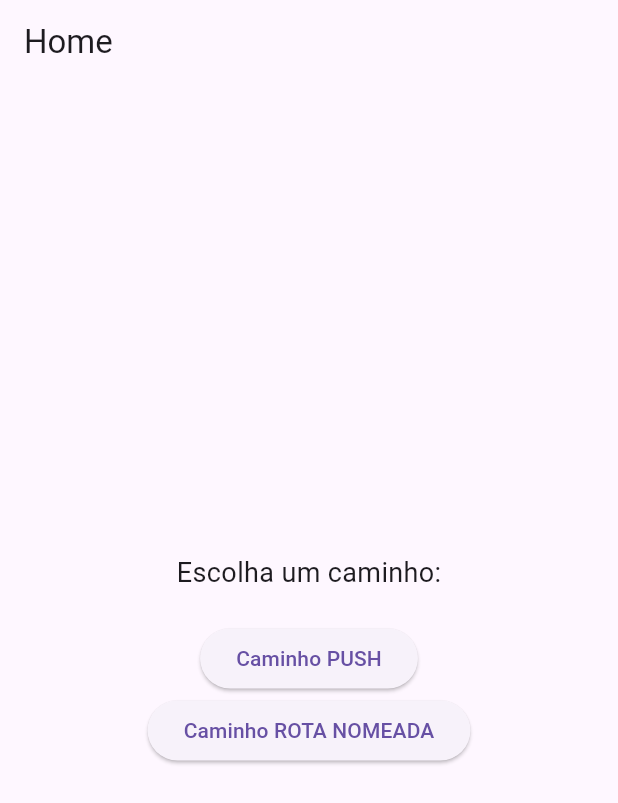
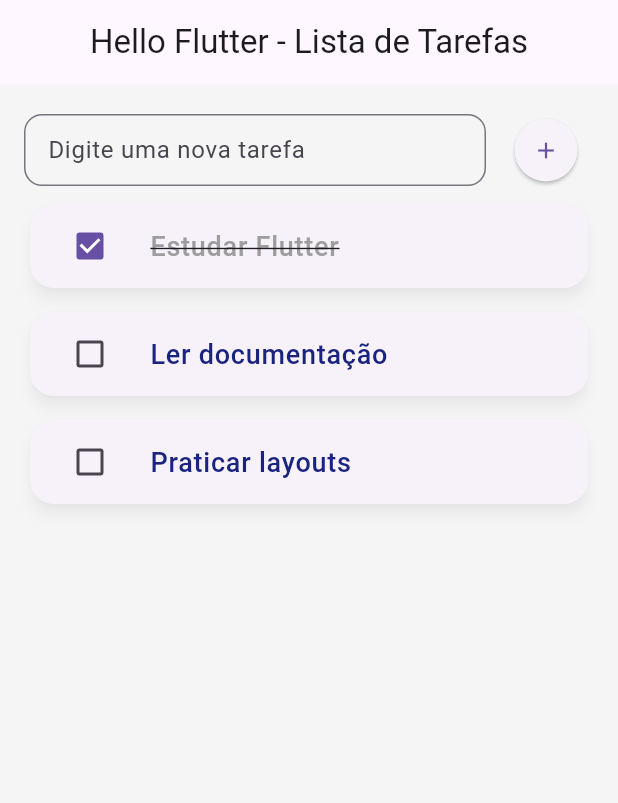
Before and after one commit to Murilo-A-Rodrigues/Codigo-flutter, a Flutter app: the screen it shows after launch, on a phone screen of 412 x 824 dp. Shown: the top 803 px of the screen. Run offline on Flutter 3.47's test engine with Material 3 defaults, Android fonts, the phone set to English and light mode, and no system bars.

Commit message:
Update main.dart

```diff
--- a/lib/main.dart
+++ b/lib/main.dart
@@ -2,181 +2,169 @@ import 'package:flutter/material.dart';
 
 void main() => runApp(MyApp());
 
-// Argumentos para a tela de detalhes
-class DetailArguments {
-  final String title;
-  final String message;
-  final String caminho;
-  DetailArguments(this.title, this.message, this.caminho);
+// Um modelo simples para representar uma tarefa
+class Task {
+  String title;
+  bool isDone;
+
+  Task({required this.title, this.isDone = false});
 }
 
 class MyApp extends StatelessWidget {
   @override
   Widget build(BuildContext context) {
     return MaterialApp(
-      title: 'Demo Rotas Flutter',
-      initialRoute: '/',
-      routes: {
-        '/': (context) => HomeScreen(),
-        '/intermediariaNomeada': (context) => IntermediariaNomeadaScreen(),
-        '/detailsNomeada': (context) => DetailScreen(),
-      },
-      onGenerateRoute: (settings) {
-        if (settings.name == '/detailsNomeada') {
-          final args = settings.arguments as DetailArguments;
-          return MaterialPageRoute(
-            builder: (context) => DetailScreen(args: args),
-          );
-        }
-        return null;
-      },
+      title: 'Hello Flutter',
+      theme: ThemeData(
+        primarySwatch: Colors.indigo,
+        scaffoldBackgroundColor: Colors.grey[100],
+      ),
+      home: TaskListScreen(),
     );
   }
 }
 
-class HomeScreen extends StatelessWidget {
+class TaskListScreen extends StatefulWidget {
+  @override
+  State<TaskListScreen> createState() => _TaskListScreenState();
+}
+
+class _TaskListScreenState extends State<TaskListScreen> {
+  // Agora usamos uma lista de objetos Task
+  final List<Task> _tasks = [
+    Task(title: 'Estudar Flutter', isDone: true),
+    Task(title: 'Ler documentação'),
+    Task(title: 'Praticar layouts'),
+  ];
+
+  final TextEditingController _controller = TextEditingController();
+
+  void _addTask() {
+    final text = _controller.text.trim();
+    if (text.isEmpty) return;
+
+    setState(() {
+      _tasks.add(Task(title: text));
+    });
+    _controller.clear();
+    FocusScope.of(context).unfocus(); // Esconde o teclado
+  }
+
+  void _removeTask(int index) {
+    setState(() {
+      _tasks.removeAt(index);
+    });
+  }
+
+  void _toggleTaskStatus(int index) {
+    setState(() {
+      _tasks[index].isDone = !_tasks[index].isDone;
+    });
+  }
+
   @override
   Widget build(BuildContext context) {
     return Scaffold(
-      appBar: AppBar(title: Text('Home')),
-      body: Center(
-        child: Column(
-          mainAxisAlignment: MainAxisAlignment.center,
+      appBar: AppBar(
+        title: Text('Hello Flutter - Lista de Tarefas'),
+        centerTitle: true,
+      ),
+      body: Column(
         children: [
-            Text('Escolha um caminho:', style: TextStyle(fontSize: 18)),
-            SizedBox(height: 20),
+          Padding(
+            padding: const EdgeInsets.fromLTRB(16, 20, 16, 8),
+            child: Row(
+              children: [
+                Expanded(
+                  child: TextField(
+                    controller: _controller,
+                    decoration: InputDecoration(
+                      hintText: 'Digite uma nova tarefa',
+                      border: OutlineInputBorder(
+                        borderRadius: BorderRadius.circular(12),
+                      ),
+                      contentPadding:
+                          EdgeInsets.symmetric(horizontal: 12, vertical: 8),
+                    ),
+                    onSubmitted: (_) => _addTask(),
+                  ),
+                ),
+                SizedBox(width: 8),
                 ElevatedButton(
-              child: Text('Caminho PUSH'),
-              onPressed: () {
-                Navigator.push(
-                  context,
-                  MaterialPageRoute(
-                    builder: (context) => IntermediariaPushScreen(),
+                  onPressed: _addTask,
+                  child: Icon(Icons.add),
+                  style: ElevatedButton.styleFrom(
+                    shape: CircleBorder(),
+                    padding: EdgeInsets.all(12),
                   ),
-                );
-              },
-            ),
-            ElevatedButton(
-              child: Text('Caminho ROTA NOMEADA'),
-              onPressed: () {
-                Navigator.pushNamed(context, '/intermediariaNomeada');
-              },
                 ),
               ],
             ),
           ),
+          Expanded(
+            child: Padding(
+              padding: const EdgeInsets.symmetric(horizontal: 16),
+              // Usamos ListView.separated para adicionar um espaço entre os itens
+              child: ListView.separated(
+                itemCount: _tasks.length,
+                separatorBuilder: (context, index) => SizedBox(height: 8),
+                itemBuilder: (context, index) {
+                  final task = _tasks[index];
+                  // Dismissible permite deslizar para excluir
+                  return Dismissible(
+                    key: Key(task.title + index.toString()), // Chave única para o widget
+                    direction: DismissDirection.endToStart,
+                    onDismissed: (direction) {
+                      _removeTask(index);
+                      // Mostra um feedback visual rápido
+                      ScaffoldMessenger.of(context).showSnackBar(
+                        SnackBar(content: Text('${task.title} removida!')),
                       );
-  }
-}
-
-// Caminho intermediário via push
-class IntermediariaPushScreen extends StatelessWidget {
-  @override
-  Widget build(BuildContext context) {
-    return Scaffold(
-      appBar: AppBar(title: Text('Intermediária (push)')),
-      body: Center(
-        child: Column(
-          mainAxisAlignment: MainAxisAlignment.center,
-          children: [
-            Text('Você chegou aqui usando PUSH!', style: TextStyle(fontSize: 18)),
-            SizedBox(height: 20),
-            ElevatedButton(
-              child: Text('Ir para Detalhes (push)'),
-              onPressed: () {
-                Navigator.push(
-                  context,
-                  MaterialPageRoute(
-                    builder: (context) => DetailScreen(
-                      args: DetailArguments(
-                        'Detalhes via push',
-                        'Chegou aqui usando apenas push!',
-                        'Home > Intermediária (push) > Detalhes (push)',
+                    },
+                    background: Container(
+                      color: Colors.red[400],
+                      padding: EdgeInsets.symmetric(horizontal: 20),
+                      alignment: Alignment.centerRight,
+                      child: Icon(Icons.delete_sweep, color: Colors.white),
+                      // Usando o mesmo borderRadius do Card
+                      // NOTA: Para um efeito visual melhor, o borderRadius deveria estar no Card/ListTile,
+                      // mas para simplicidade, a cor de fundo já ajuda.
+                    ),
+                    child: Card(
+                      elevation: 4,
+                      shadowColor: Colors.black26,
+                      shape: RoundedRectangleBorder(
+                        borderRadius: BorderRadius.circular(16),
+                      ),
+                      child: ListTile(
+                        // Checkbox para marcar como concluída
+                        leading: Checkbox(
+                          value: task.isDone,
+                          onChanged: (bool? value) {
+                            _toggleTaskStatus(index);
+                          },
+                        ),
+                        title: Text(
+                          task.title,
+                          style: TextStyle(
+                            fontSize: 18,
+                            fontWeight: FontWeight.w500,
+                            color: task.isDone ? Colors.grey : Colors.indigo[900],
+                            // Adiciona um risco no texto se a tarefa estiver concluída
+                            decoration: task.isDone
+                                ? TextDecoration.lineThrough
+                                : TextDecoration.none,
+                          ),
                         ),
                       ),
                     ),
                   );
                 },
               ),
-            ElevatedButton(
-              child: Text('Voltar'),
-              onPressed: () => Navigator.pop(context),
+            ),
           ),
         ],
-        ),
       ),
     );
   }
 }
-
-// Caminho intermediário via rota nomeada
-class IntermediariaNomeadaScreen extends StatelessWidget {
-  @override
-  Widget build(BuildContext context) {
-    return Scaffold(
-      appBar: AppBar(title: Text('Intermediária (rota nomeada)')),
-      body: Center(
-        child: Column(
-          mainAxisAlignment: MainAxisAlignment.center,
-          children: [
-            Text('Você chegou aqui usando ROTA NOMEADA!', style: TextStyle(fontSize: 18)),
-            SizedBox(height: 20),
-            ElevatedButton(
-              child: Text('Ir para Detalhes (rota nomeada)'),
-              onPressed: () {
-                Navigator.pushNamed(
-                  context,
-                  '/detailsNomeada',
-                  arguments: DetailArguments(
-                    'Detalhes via rota nomeada',
-                    'Chegou aqui usando apenas rotas nomeadas!',
-                    'Home > Intermediária (rota nomeada) > Detalhes (rota nomeada)',
-                  ),
-                );
-              },
-            ),
-            ElevatedButton(
-              child: Text('Voltar'),
-              onPressed: () => Navigator.pop(context),
-            ),
-          ],
-        ),
-      ),
-    );
-  }
-}
-
-// Tela de detalhes (usada para ambos os caminhos)
-class DetailScreen extends StatelessWidget {
-  final DetailArguments? args;
-  const DetailScreen({Key? key, this.args}) : super(key: key);
-
-  @override
-  Widget build(BuildContext context) {
-    final DetailArguments arguments =
-        args ?? ModalRoute.of(context)!.settings.arguments as DetailArguments;
-
-    return Scaffold(
-      appBar: AppBar(title: Text(arguments.title)),
-      body: Center(
-        child: Column(
-          mainAxisAlignment: MainAxisAlignment.center,
-          children: [
-            Text(arguments.message, style: TextStyle(fontSize: 20)),
-            SizedBox(height: 10),
-            Text('Caminho: ${arguments.caminho}', style: TextStyle(fontSize: 14, color: Colors.grey)),
-            SizedBox(height: 20),
-            ElevatedButton(
-              child: Text('Voltar'),
-              onPressed: () => Navigator.pop(context),
-            ),
-            ElevatedButton(
-              child: Text('Voltar para o início'),
-              onPressed: () => Navigator.popUntil(context, ModalRoute.withName('/')),
-            ),
-          ],
-        ),
-      ),
-    );
-  }
-}
```
Lines whose indentation alone changed are shown as unchanged.
